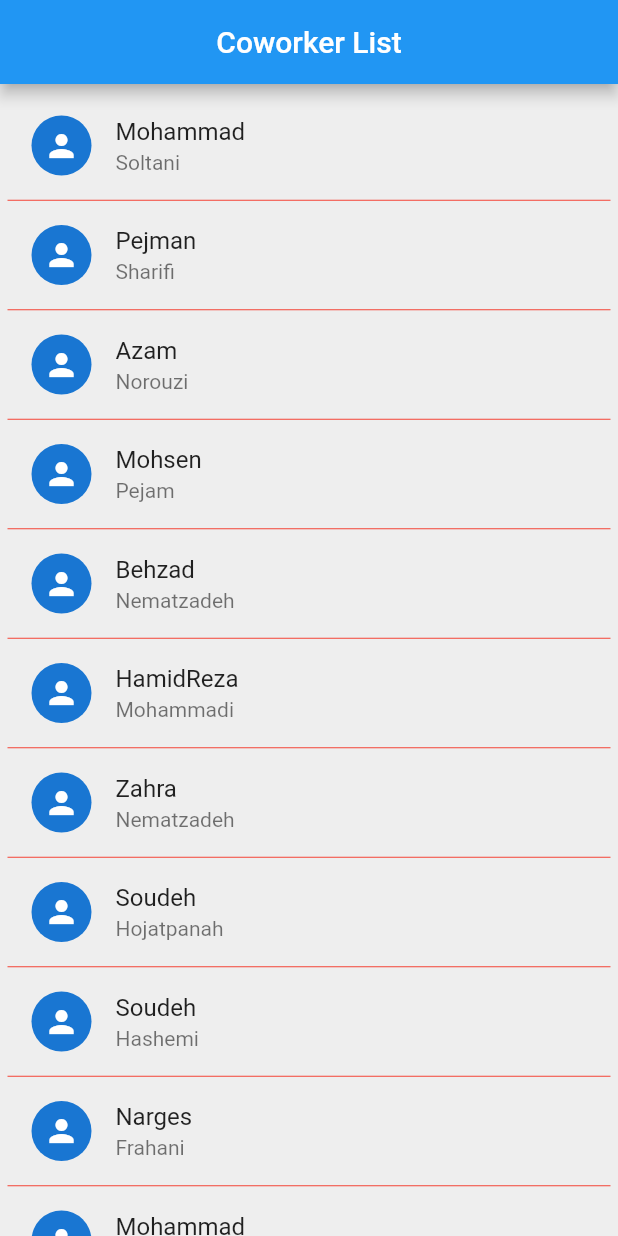
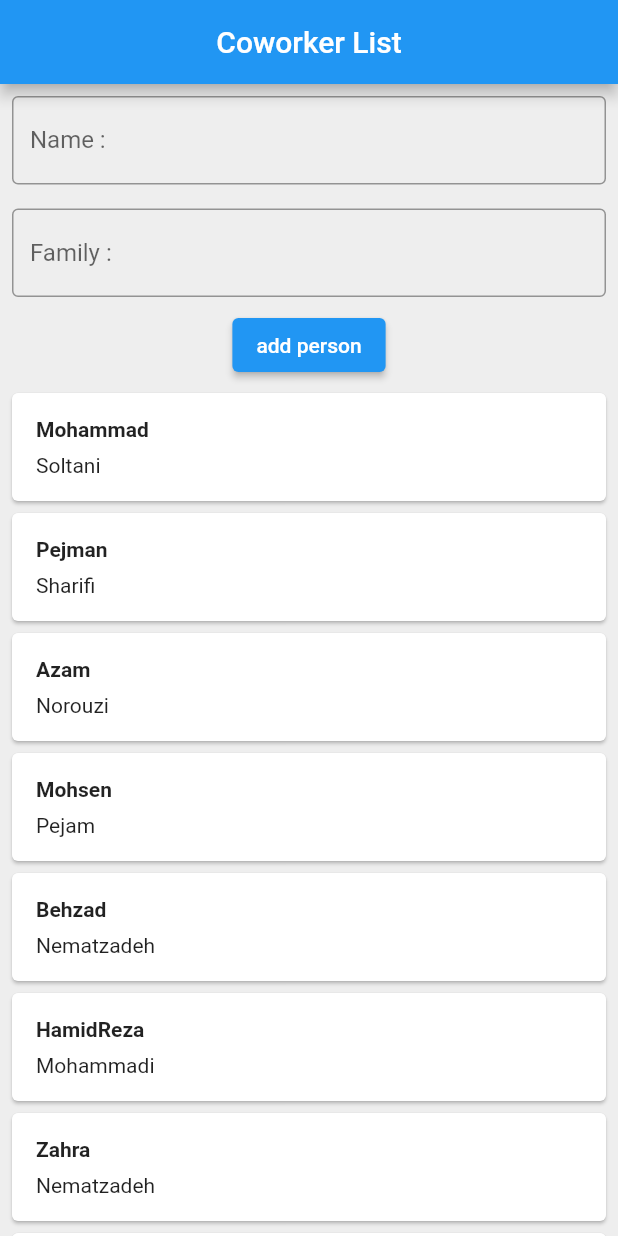
Before and after one commit to behzad-nematzadeh/FlutterLearning, a Flutter app: the screen it shows after launch, on a phone screen of 412 x 824 dp. Run offline on Flutter 3.47's test engine with Material 2 defaults, Android fonts, the phone set to English and light mode, and no system bars.

Commit message:
SingleChildScrollView

```diff
--- a/lib/main.dart
+++ b/lib/main.dart
@@ -59,45 +59,39 @@ class _CoworkerListState extends State<CoworkerList> {
         title: const Text('Coworker List'),
         centerTitle: true,
       ),
-        /*body: Column(
+      body: SingleChildScrollView(
+        child: Column(
+          mainAxisSize: MainAxisSize.max,
           children: [
-          Container(
-            color: Colors.red,
-            height: 200,
+            const Padding(
+              padding: EdgeInsets.all(8.0),
+              child: TextField(
+                decoration: InputDecoration(
+                  border: OutlineInputBorder(),
+                  labelText: 'Name :',
                 ),
-          Expanded(
-            child: ListView.builder(
+              ),
+            ),
+            const Padding(
+              padding: EdgeInsets.all(8.0),
+              child: TextField(
+                decoration: InputDecoration(
+                  border: OutlineInputBorder(),
+                  hintText: 'Family : ',
+                ),
+              ),
+            ),
+            ElevatedButton(onPressed: (){}, child: Text('add person')),
+            ListView.builder(
+              physics: const NeverScrollableScrollPhysics(),
+              shrinkWrap: true,
+              //scrollDirection: Axis.vertical,
               itemCount: coworkers.length,
               itemBuilder: (ctx, index) => coworkerTemplate(coworkers[index]),
             ),
+          ],
         ),
-        ],
-      ),*/
-
-        /*body: ListView(
-        scrollDirection: Axis.horizontal,
-        itemExtent: 150,
-        children : coworkers.map((coworker) => coworkerTemplate(coworker)).toList(),
-      ),*/
-
-        body: ListView.separated(
-          itemBuilder: (ctx, index) {
-            return ListTile(
-              leading: const CircleAvatar(
-                child: Icon(Icons.person),
       ),
-              title: Text(coworkers[index].name),
-              subtitle: Text(coworkers[index].family),
     );
-          },
-          separatorBuilder: (ctx, index) => const Divider(
-            height: 1,
-            color: Colors.red,
-          ),
-          itemCount: coworkers.length,
-          shrinkWrap: true,
-          padding: const EdgeInsets.all(5),
-          scrollDirection: Axis.vertical,
-        ));
   }
 }
```
Lines whose indentation alone changed are shown as unchanged.
